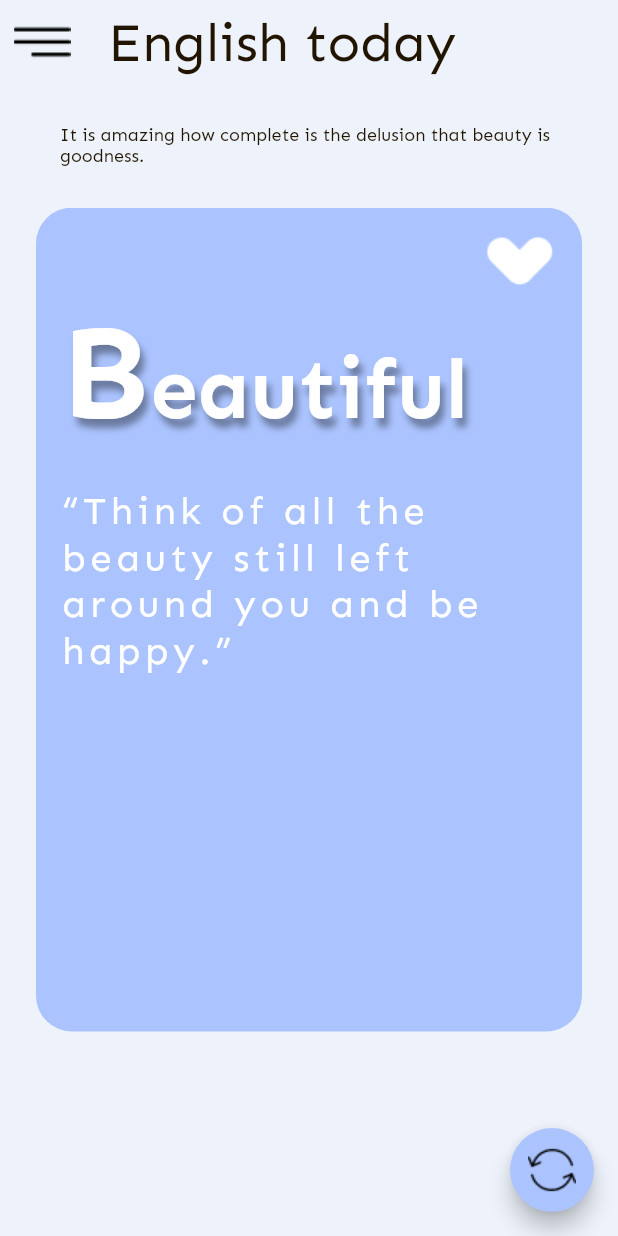
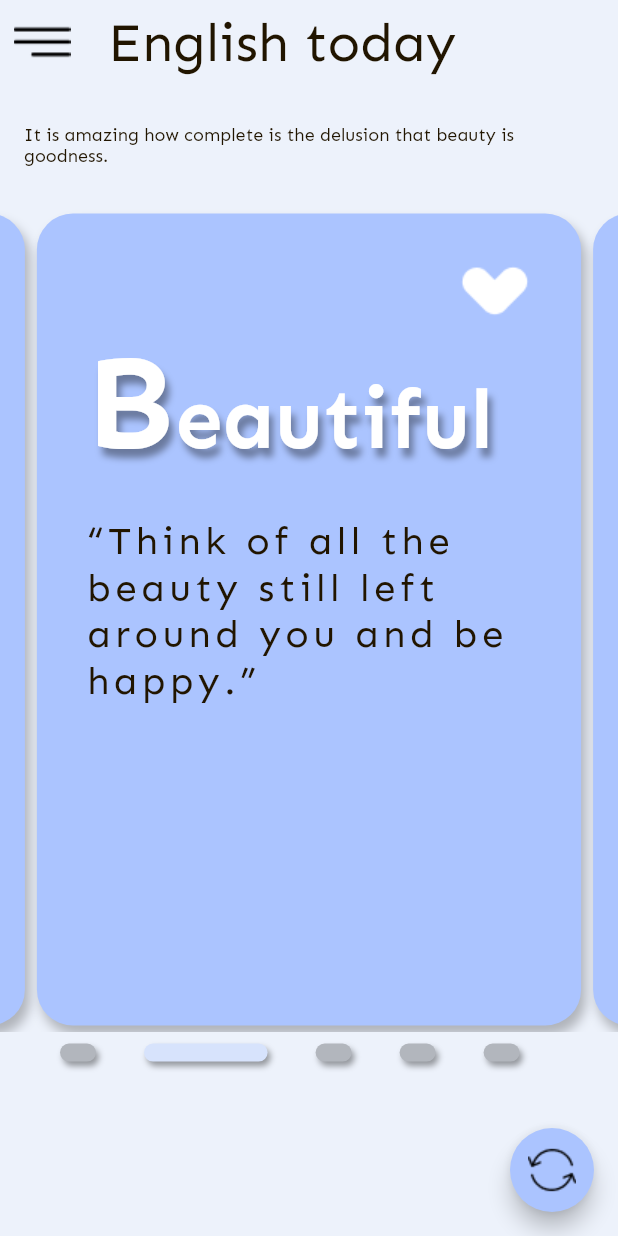
Before and after one commit to CaoHoaiTan/app_english_card, a Flutter app: the HomePage screen opened directly, swiped to page 2, on a phone screen of 412 x 824 dp. Run offline on Flutter 3.47's test engine with Material 2 defaults, Android fonts, the phone set to English and light mode, and no system bars.

Commit message:
Finish HomePage

```diff
--- a/lib/pages/home_page.dart
+++ b/lib/pages/home_page.dart
@@ -11,6 +11,16 @@ class HomePage extends StatefulWidget {
 }
 
 class _HomePageState extends State<HomePage> {
+  int _currentIndex = 0;
+  late PageController _pageController;
+
+  @override
+  void initState() {
+    // TODO: implement initState
+    _pageController = PageController(viewportFraction: 0.9);
+    super.initState();
+  }
+
   @override
   Widget build(BuildContext context) {
     Size size = MediaQuery.of(context).size;
@@ -30,7 +40,7 @@ class _HomePageState extends State<HomePage> {
         ),
       ),
       body: Container(
-        margin: const EdgeInsets.symmetric(horizontal: 24),
+        // margin: const EdgeInsets.symmetric(horizontal: 24),
         width: double.infinity,
         child: Column(
           children: [
@@ -45,16 +55,35 @@ class _HomePageState extends State<HomePage> {
               ),
             ),
             Container(
+              // padding: const EdgeInsets.symmetric(horizontal: 24),
               height: size.height * 2 / 3,
               // page view để vuốt ngang
               child: PageView.builder(
+                  controller: _pageController,
+                  onPageChanged: (index) {
+                    setState(() {
+                      _currentIndex = index;
+                    });
+                  },
                   itemCount: 5,
                   itemBuilder: (context, index) {
-                    return Container(
+                    return Padding(
+                      padding: const EdgeInsets.all(4.0),
+                      child: Container(
+                        padding: const EdgeInsets.all(16),
+                        // margin: const EdgeInsets.symmetric(vertical: 16),
                         decoration: BoxDecoration(
+                            boxShadow: [
+                              BoxShadow(
+                                color: Colors.black26,
+                                offset: Offset(3, 6),
+                                blurRadius: 6,
+                              )
+                            ],
                             color: AppColors.primaryColor,
                             // ĐỘ cong viền
-                          borderRadius: BorderRadius.all(Radius.circular(24))),
+                            borderRadius:
+                                BorderRadius.all(Radius.circular(24))),
                         child: Container(
                           padding: const EdgeInsets.only(left: 16),
                           child: Column(
@@ -100,13 +129,31 @@ class _HomePageState extends State<HomePage> {
                                 padding: const EdgeInsets.only(top: 24),
                                 child: Text(
                                   "“Think of all the beauty still left around you and be happy.”",
-                                style: AppStyles.h4.copyWith(letterSpacing: 3),
+                                  style: AppStyles.h4.copyWith(
+                                      letterSpacing: 3,
+                                      color: AppColors.textColor),
                                 ),
                               )
                             ],
                           ),
                         ),
+                      ),
                     );
+                  }),
+            ),
+            // Indicator
+            Container(
+              height: 12,
+              alignment: Alignment.center,
+              padding: const EdgeInsets.only(right: 24, left: 24),
+              margin: const EdgeInsets.symmetric(vertical: 8),
+              child: ListView.builder(
+                  physics: NeverScrollableScrollPhysics(),
+                  // Cuộn theo chiều ngang
+                  scrollDirection: Axis.horizontal,
+                  itemCount: 5,
+                  itemBuilder: (context, index) {
+                    return buildIndicator(index == _currentIndex, size);
                   }),
             )
           ],
@@ -119,4 +166,20 @@ class _HomePageState extends State<HomePage> {
       ),
     );
   }
+
+  Widget buildIndicator(bool isActive, Size size) {
+    return Container(
+      // height: 12,
+      margin: const EdgeInsets.symmetric(horizontal: 16),
+
+      width: isActive ? size.width * 1 / 5 : 24,
+      decoration: BoxDecoration(
+          color: isActive ? AppColors.lighBlue : AppColors.lightGrey,
+          borderRadius: BorderRadius.all(Radius.circular(12)),
+          boxShadow: [
+            BoxShadow(
+                color: Colors.black38, offset: Offset(2, 3), blurRadius: 3)
+          ]),
+    );
   }
+}
```
Lines whose indentation alone changed are shown as unchanged.
